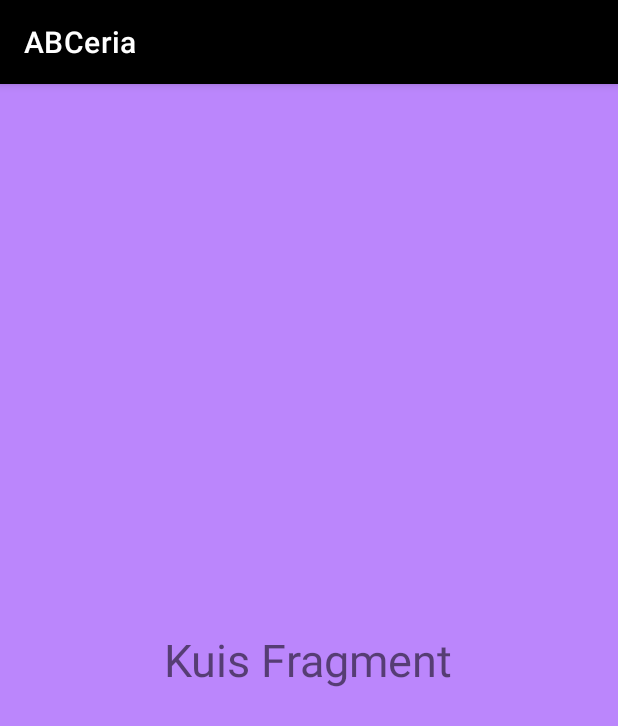
After one commit to Devanoz/ABCeria-project-PAB-, an Android app: the fragment Kuis shown on its own in the app's theme, on a phone screen of 412 x 824 dp. The commit adds this screen. Shown: the top 726 px of the screen. Run offline under Robolectric (Android 15) with nearby library versions, the phone set to English and light mode, and no system bars.

Commit message:
home fragment edit

```diff
--- a/app/build.gradle
+++ b/app/build.gradle
@@ -24,6 +24,11 @@
             proguardFiles getDefaultProguardFile('proguard-android-optimize.txt'), 'proguard-rules.pro'
         }
     }
+
+    buildFeatures{
+        viewBinding true
+    }
+
     compileOptions {
         sourceCompatibility JavaVersion.VERSION_1_8
         targetCompatibility JavaVersion.VERSION_1_8
--- /dev/null
+++ b/app/src/main/java/com/example/abceria/Kuis.kt
@@ -0,0 +1,59 @@
+package com.example.abceria
+
+import android.os.Bundle
+import androidx.fragment.app.Fragment
+import android.view.LayoutInflater
+import android.view.View
+import android.view.ViewGroup
+
+// TODO: Rename parameter arguments, choose names that match
+// the fragment initialization parameters, e.g. ARG_ITEM_NUMBER
+private const val ARG_PARAM1 = "param1"
+private const val ARG_PARAM2 = "param2"
+
+/**
+ * A simple [Fragment] subclass.
+ * Use the [Kuis.newInstance] factory method to
+ * create an instance of this fragment.
+ */
+class Kuis : Fragment() {
+    // TODO: Rename and change types of parameters
+    private var param1: String? = null
+    private var param2: String? = null
+
+    override fun onCreate(savedInstanceState: Bundle?) {
+        super.onCreate(savedInstanceState)
+        arguments?.let {
+            param1 = it.getString(ARG_PARAM1)
+            param2 = it.getString(ARG_PARAM2)
+        }
+    }
+
+    override fun onCreateView(
+        inflater: LayoutInflater, container: ViewGroup?,
+        savedInstanceState: Bundle?
+    ): View? {
+        // Inflate the layout for this fragment
+        return inflater.inflate(R.layout.fragment_kuis, container, false)
+    }
+
+    companion object {
+        /**
+         * Use this factory method to create a new instance of
+         * this fragment using the provided parameters.
+         *
+         * @param param1 Parameter 1.
+         * @param param2 Parameter 2.
+         * @return A new instance of fragment Kuis.
+         */
+        // TODO: Rename and change types and number of parameters
+        @JvmStatic
+        fun newInstance(param1: String, param2: String) =
+            Kuis().apply {
+                arguments = Bundle().apply {
+                    putString(ARG_PARAM1, param1)
+                    putString(ARG_PARAM2, param2)
+                }
+            }
+    }
+}
--- a/app/src/main/java/com/example/abceria/MainActivity.kt
+++ b/app/src/main/java/com/example/abceria/MainActivity.kt
@@ -11,9 +11,12 @@
 import android.widget.Toast
 import com.example.abceria.Activity.auth.Auth
 import com.example.abceria.Activity.auth.Login
+import com.example.abceria.databinding.ActivityMainBinding
 import com.example.abceria.db.DB
 
 class MainActivity : AppCompatActivity() {
+
+    private lateinit var binding : ActivityMainBinding
 
     val fireStore = DB.getFirestoreInstance()
 
@@ -36,7 +39,8 @@
 
     override fun onCreate(savedInstanceState: Bundle?) {
         super.onCreate(savedInstanceState)
-        setContentView(R.layout.activity_main)
+        binding = ActivityMainBinding.inflate(layoutInflater)
+        setContentView(binding.root)
 
         btnUpload = findViewById(R.id.main_btn_upload)
         btnChooseFile = findViewById(R.id.main_btn_choose_file)
--- /dev/null
+++ b/app/src/main/res/layout/fragment_kuis.xml
@@ -0,0 +1,17 @@
+<?xml version="1.0" encoding="utf-8"?>
+<FrameLayout xmlns:android="http://schemas.android.com/apk/res/android"
+    xmlns:tools="http://schemas.android.com/tools"
+    android:layout_width="match_parent"
+    android:layout_height="match_parent"
+    android:background="@color/purple_200"
+    tools:context=".Kuis">
+
+    <!-- TODO: Update blank fragment layout -->
+    <TextView
+        android:layout_width="wrap_content"
+        android:layout_height="wrap_content"
+        android:text="Kuis Fragment"
+        android:textSize="30dp"
+        android:layout_gravity="center"/>
+
+</FrameLayout>
--- a/app/src/main/res/values/strings.xml
+++ b/app/src/main/res/values/strings.xml
@@ -10,4 +10,6 @@
     <string name="invalid_username">Not a valid username</string>
     <string name="invalid_password">Password must be >5 characters</string>
     <string name="login_failed">"Login failed"</string>
+    <!-- TODO: Remove or change this placeholder text -->
+    <string name="hello_blank_fragment">Hello blank fragment</string>
 </resources>
```
Also changed, not shown: app/src/main/java/com/example/abceria/Home.kt (added, +59 -0 lines), app/src/main/java/com/example/abceria/Leaderboard.kt (added, +59 -0 lines), app/src/main/java/com/example/abceria/Materi.kt (added, +59 -0 lines), app/src/main/java/com/example/abceria/Profil.kt (added, +59 -0 lines), app/src/main/res/layout/activity_halaman_home.xml (+2 -7 lines), app/src/main/res/layout/fragment_home.xml (added, +17 -0 lines), app/src/main/res/layout/fragment_leaderboard.xml (added, +17 -0 lines), app/src/main/res/layout/fragment_materi.xml (added, +17 -0 lines), app/src/main/res/layout/fragment_profil.xml (added, +17 -0 lines).
